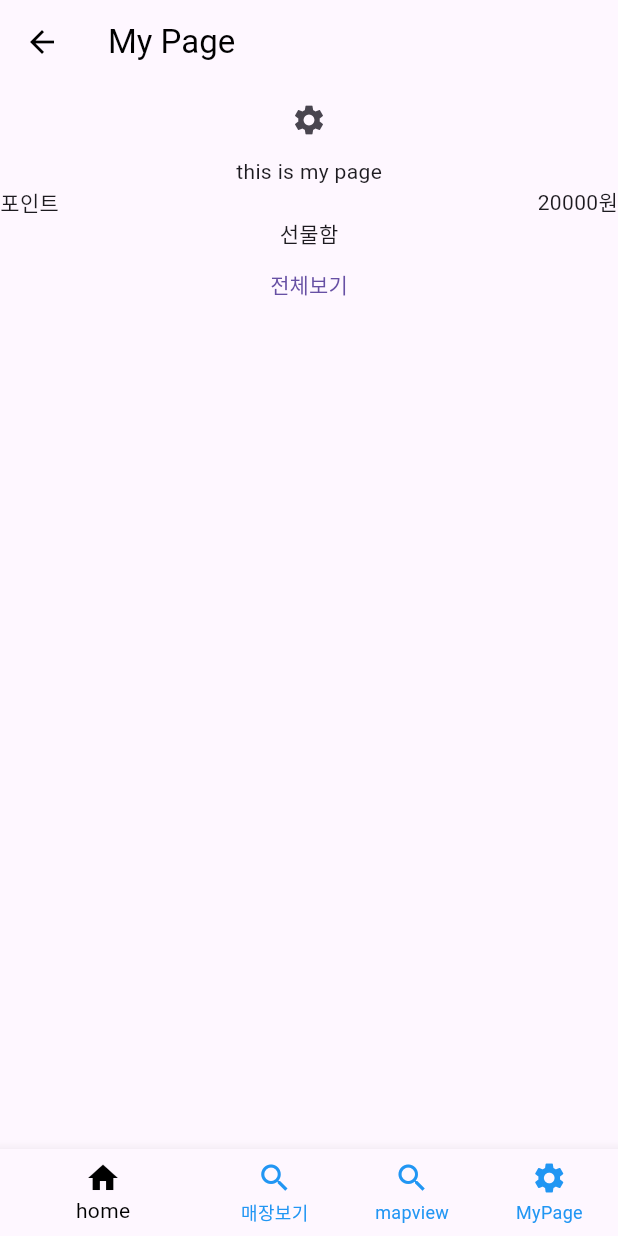
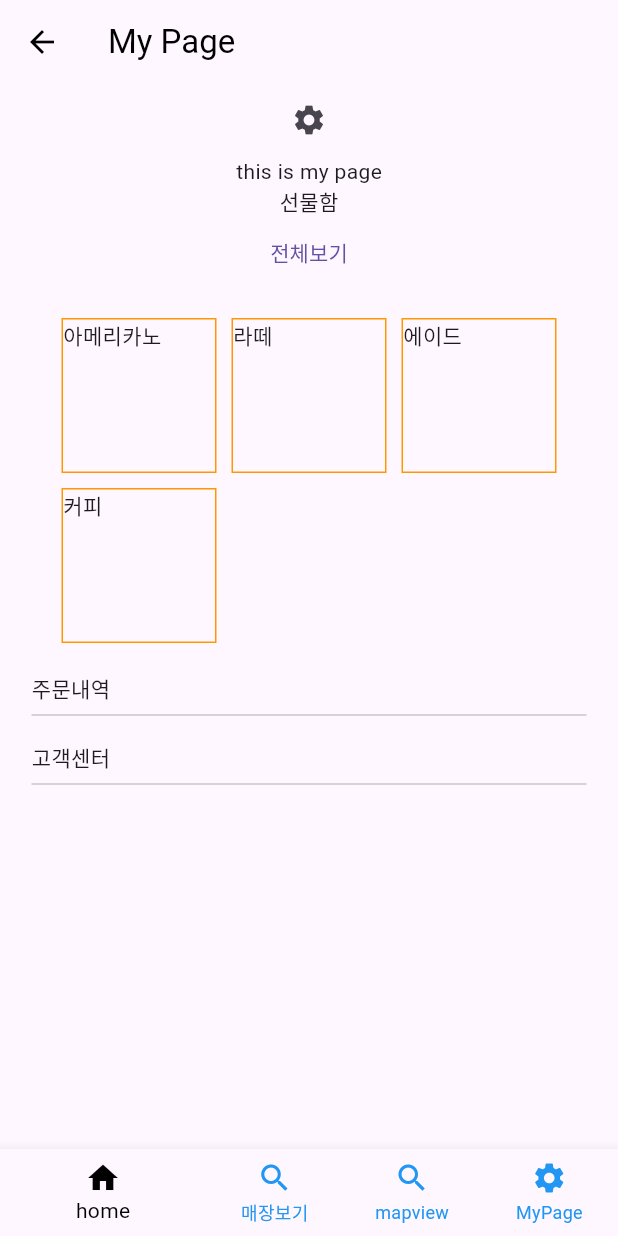
Before and after one commit to suk05112/cafePlatform, a Flutter app: the screen it shows after launch, after a tap on "아메리카노", on a phone screen of 412 x 824 dp. Run offline on Flutter 3.47's test engine with Material 3 defaults, Android fonts, the phone set to English and light mode, and no system bars; our stand-ins replace cloud_firestore, dio, geolocator, image_picker, permission_handler and 3 more; missing offline and left inert: dart:ffi, flutter_naver_map, kakao_flutter_sdk_common, kakao_flutter_sdk_user, kakao_map_plugin, webview_flutter_android and 1 more; accounts and stored records are empty; generated files the repository leaves out were written again; network calls fail.

Commit message:
my page 개발 중

```diff
--- a/lib/home.dart
+++ b/lib/home.dart
@@ -185,7 +185,7 @@ class _categoryState extends State<categoryState> {
     return new GestureDetector(
       onTap: () {
         Navigator.push(
-            context, MaterialPageRoute(builder: (context) => myPage()));
+            context, MaterialPageRoute(builder: (context) => MyPage()));
         print("Container clicked");
       },
       child: Container(
--- a/lib/main.dart
+++ b/lib/main.dart
@@ -114,7 +114,7 @@ class _TabPageState extends State<TabPage> {
   int _selectedIndex = 0; // 처음에 나올 화면 지정
 
   // 이동할 페이지
-  List _pages = [Home(), LoginPage(), CafeList(), myPage()];
+  List _pages = [Home(), LoginPage(), CafeList(), MyPage()];
 
   @override
   Widget build(BuildContext context) {
--- a/lib/myPage.dart
+++ b/lib/myPage.dart
@@ -1,9 +1,19 @@
 import 'package:flutter/material.dart';
 import 'package:my_app/GiftBox.dart';
+import 'package:my_app/gifticon.dart';
+import 'package:my_app/setting/notice_page.dart';
 import 'package:my_app/setting/setting_page.dart';
+import 'package:my_app/setting/user_info_page.dart';
 // import 'package:flutter/semantics.dart';
 
-class myPage extends StatelessWidget {
+class MyPage extends StatefulWidget {
+  const MyPage({Key? key}) : super(key: key);
+
+  @override
+  _MyPageState createState() => _MyPageState();
+}
+
+class _MyPageState extends State<MyPage> {
   @override
   Widget build(BuildContext context) {
     return Scaffold(
@@ -15,7 +25,9 @@ class myPage extends StatelessWidget {
           elevation: 0.0, //elevation 속성을 통해 그림자 효과 제어
           backgroundColor: Colors.redAccent.withOpacity(0.0),
         ),
-        body: Column(
+        body: Container(
+            margin: EdgeInsets.fromLTRB(21, 0, 21, 21),
+            child: Column(
               children: [
                 IconButton(
                   icon: Icon(Icons.settings), // 검색 아이콘 생성
@@ -27,16 +39,77 @@ class myPage extends StatelessWidget {
                   },
                 ),
                 Text('this is my page'),
-            MyPoint(),
+                // MyPoint(),
                 Text('선물함'),
                 TextButton(
                     onPressed: () {
                       Navigator.push(context,
                           MaterialPageRoute(builder: (context) => GiftBox()));
                     },
-                child: Text('전체보기'))
+                    child: Text('전체보기')),
+                getGiticonRowGrid(),
+                getListView()
               ],
-        ));
+            )));
+  }
+
+  Widget getListView() {
+    var selectedPageName = ['주문내역', '고객센터'];
+
+    var selectedPage = [const UserInfoPage(), const NoticePage()];
+    // var listView = ListView.separated(
+    var listView = ListView.builder(
+      itemCount: selectedPage.length,
+      itemExtent: 46.0,
+      shrinkWrap: true,
+      itemBuilder: (context, index) {
+        return GestureDetector(
+            //You need to make my child interactive
+            onTap: () => Navigator.push(context,
+                MaterialPageRoute(builder: (context) => selectedPage[index])),
+            child: Column(
+                crossAxisAlignment: CrossAxisAlignment.start,
+                children: <Widget>[
+                  Text("${selectedPageName[index]}"),
+                  const Divider()
+                ]));
+        // return ListTile(title: Text(allItems[index]));
+      },
+    );
+    return listView;
+  }
+
+  Widget getGiticonRowGrid() {
+    var gifticonList = ["아메리카노", "라떼", "에이드", "커피"];
+
+    return GridView.count(
+      padding: EdgeInsets.all(20.0),
+      shrinkWrap: true,
+      crossAxisCount: 3, //1 개의 행에 보여줄 item 개수
+      childAspectRatio: 1 / 1, //item 의 가로 1, 세로 2 의 비율
+      mainAxisSpacing: 10, //수평 Padding
+      crossAxisSpacing: 10, //수직 Padding
+      children: List.generate(gifticonList.length, (index) {
+        //item 의 반목문 항목 형성
+        return new GestureDetector(
+          onTap: () {
+            Navigator.push(
+                context, MaterialPageRoute(builder: (context) => GiftIcon()));
+            print("Container clicked");
+          },
+          child: Container(
+            decoration: BoxDecoration(
+              border: Border.all(
+                width: 1,
+                color: Colors.orange,
+              ),
+            ),
+            height: 10,
+            child: Text("${gifticonList[index]}"),
+          ),
+        );
+      }),
+    );
   }
 }
 
```
Also changed, not shown: lib/setting/notice_page.dart (added, +91 -0 lines), lib/setting/setting_page.dart (+5 -13 lines), lib/setting/user_info_page.dart (added, +31 -0 lines). Lines whose indentation alone changed are shown as unchanged.
